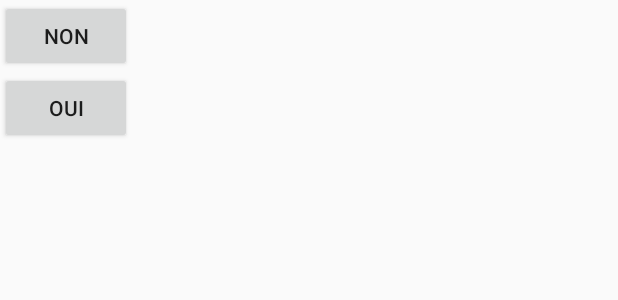
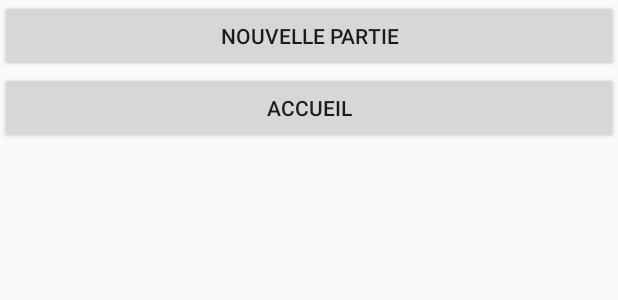
Before and after one commit to alvinberthelot/memonimo-android, an Android app: the layout dialog_restart.xml on its own in the app's theme, with its tools: preview values and no code run, on a phone screen of 412 x 824 dp. Shown: the top 300 px of the screen. Run offline under Robolectric (Android 15) with nearby library versions, the phone set to English and light mode, and no system bars.

```diff
--- a/app/src/main/res/layout/dialog_restart.xml
+++ b/app/src/main/res/layout/dialog_restart.xml
@@ -5,21 +5,36 @@
     android:layout_height="match_parent">
 
     <Button
-        android:layout_width="wrap_content"
-        android:layout_height="wrap_content"
-        android:text="@string/action_go_back_home"
-        android:id="@+id/btn_home"
-        android:layout_centerVertical="true"
-        android:layout_centerHorizontal="true"
-        android:onClick="goToHome"/>
-
-    <Button
-        android:layout_width="wrap_content"
+        android:layout_width="match_parent"
         android:layout_height="wrap_content"
         android:text="@string/action_new_game"
         android:id="@+id/btn_new_game"
         android:layout_centerVertical="true"
-        android:layout_centerHorizontal="true"
-        android:onClick="startNewGame"/>
+        android:layout_centerHorizontal="true"/>
+
+    <LinearLayout
+        android:orientation="horizontal"
+        android:layout_width="match_parent"
+        android:layout_height="match_parent">
+
+        <Button
+            android:layout_width="0dp"
+            android:layout_height="wrap_content"
+            android:layout_weight="1"
+            android:text="@string/action_go_back_home"
+            android:id="@+id/btn_home"
+            android:layout_centerVertical="true"
+            android:layout_centerHorizontal="true"/>
+
+        <!--<Button-->
+            <!--android:layout_width="0dp"-->
+            <!--android:layout_height="wrap_content"-->
+            <!--android:layout_weight="1"-->
+            <!--android:text="@string/action_share"-->
+            <!--android:id="@+id/btn_share"-->
+            <!--android:layout_centerVertical="true"-->
+            <!--android:layout_centerHorizontal="true"/>-->
+
+    </LinearLayout>
 
 </LinearLayout>
--- a/app/src/main/res/menu/menu_start.xml
+++ /dev/null
@@ -1,6 +0,0 @@
-<menu xmlns:android="http://schemas.android.com/apk/res/android"
-    xmlns:app="http://schemas.android.com/apk/res-auto"
-    xmlns:tools="http://schemas.android.com/tools" tools:context=".StartActivity">
-    <item android:id="@+id/action_settings" android:title="@string/action_settings"
-        android:orderInCategory="100" app:showAsAction="never" />
-</menu>
--- a/app/src/main/res/values/strings.xml
+++ b/app/src/main/res/values/strings.xml
@@ -9,8 +9,9 @@
     <string name="action_start_hard_game">Partie difficile</string>
     <string name="action_find_game">Finir une partie</string>
     <string name="question_new_game">Une autre partie ?</string>
-    <string name="action_go_back_home">Non</string>
-    <string name="action_new_game">Oui</string>
+    <string name="action_go_back_home">Accueil</string>
+    <string name="action_new_game">Nouvelle partie</string>
+    <string name="action_share">Partager</string>
     <string name="action_settings">Settings</string>
 
     <string name="activity_game_title">Partie</string>
@@ -31,4 +32,7 @@
     <string name="pref_num_family_custom_default" translatable="false">12</string>
 
 
+    <string name="share_message" translatable="false">Memonimo est un jeu Android très sympa, tu devrais l\'essayer !</string>
+
+
 </resources>
```
Also changed, not shown: app/src/main/java/com/webyousoon/android/memonimo/GameActivity.java (+13 -1 lines), app/src/main/java/com/webyousoon/android/memonimo/GameFragment.java (+9 -11 lines), app/src/main/java/com/webyousoon/android/memonimo/GameListActivity.java (+13 -1 lines), app/src/main/java/com/webyousoon/android/memonimo/MainActivity.java (+14 -1 lines), app/src/main/java/com/webyousoon/android/memonimo/MemonimoUtilities.java (+11 -0 lines), app/src/main/java/com/webyousoon/android/memonimo/RestartDialogFragment.java (+31 -11 lines), app/src/main/res/menu/menu_game.xml (deleted, +0 -7 lines), app/src/main/res/menu/menu_game_list.xml (deleted, +0 -7 lines), app/src/main/res/menu/menu_general.xml (added, +16 -0 lines).
